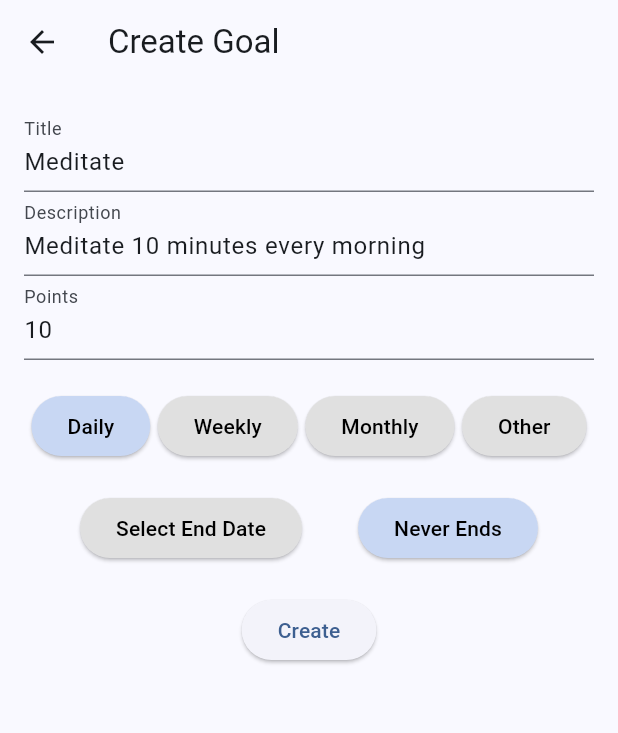
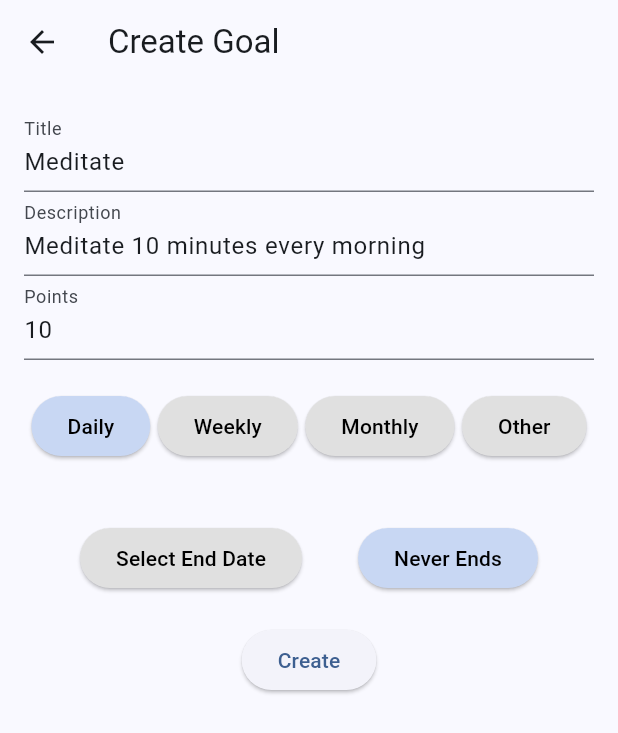
Before and after one commit to tyleraudino/PawsitiveMinds, a Flutter app: the EditGoalPage screen opened directly with sample values from the repository, on a phone screen of 412 x 824 dp. Shown: the top 733 px of the screen. Run offline on Flutter 3.47's test engine with Material 3 defaults, Android fonts, the phone set to English and light mode, and no system bars.

Commit message:
final goals UI for now

```diff
--- a/lib/goals.dart
+++ b/lib/goals.dart
@@ -167,6 +167,7 @@ class _EditGoalPageState extends State<EditGoalPage> {
   late TextEditingController pointsController;
   String selectedFrequency = "Daily";
   DateTime? endDate;
+  bool reminders = false;
 
   Widget buildFrequencyButton(String frequency) {
     return ElevatedButton(
@@ -272,6 +273,8 @@ class _EditGoalPageState extends State<EditGoalPage> {
                 buildFrequencyButton('Other'),
               ],),
             const SizedBox(height: 20),
+
+            const SizedBox(height: 20),
             Row(
               mainAxisAlignment: MainAxisAlignment.spaceEvenly,
               children: [
```
